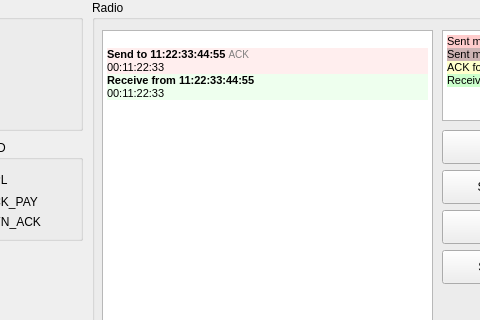
This is sw/serial-debugger/mainwindow.ui in JSkrat/kagami-house-usb2nrf as Qt 5 draws it before an edit; both pictures show x 548 to 1028 and y 0 to 320 of the 1179 by 769 pixel window. The edited form follows.
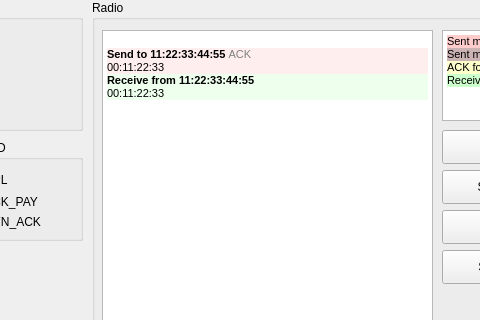
This is the edited form.

Commit message: sw debugger: rename buttons remove queued message if unable to send

Patch:
```diff
--- a/sw/serial-debugger/mainwindow.ui
+++ b/sw/serial-debugger/mainwindow.ui
@@ -1504,12 +1504,12 @@
       <string notr="true">&lt;!DOCTYPE HTML PUBLIC &quot;-//W3C//DTD HTML 4.0//EN&quot; &quot;http://www.w3.org/TR/REC-html40/strict.dtd&quot;&gt;
 &lt;html&gt;&lt;head&gt;&lt;meta name=&quot;qrichtext&quot; content=&quot;1&quot; /&gt;&lt;style type=&quot;text/css&quot;&gt;
 p, li { white-space: pre-wrap; }
-&lt;/style&gt;&lt;/head&gt;&lt;body style=&quot; font-family:'MS Shell Dlg 2'; font-size:8pt; font-weight:400; font-style:normal;&quot;&gt;
-&lt;p style=&quot; margin-top:0px; margin-bottom:0px; margin-left:0px; margin-right:0px; -qt-block-indent:0; text-indent:0px;&quot;&gt;&lt;span style=&quot; font-family:'MS Shell Dlg 2';&quot;&gt;	&lt;/span&gt;&lt;/p&gt;
-&lt;p style=&quot; margin-top:0px; margin-bottom:0px; margin-left:0px; margin-right:0px; -qt-block-indent:0; text-indent:0px; background-color:#ffeeee;&quot;&gt;&lt;span style=&quot; font-family:'MS Shell Dlg 2'; font-weight:600; background-color:#ffeeee;&quot;&gt;Send to 11:22:33:44:55 &lt;/span&gt;&lt;span style=&quot; font-family:'MS Shell Dlg 2'; font-size:small; color:#808080; background-color:#ffeeee;&quot;&gt;ACK&lt;/span&gt;&lt;span style=&quot; font-family:'MS Shell Dlg 2';&quot;&gt;	&lt;/span&gt;&lt;/p&gt;
-&lt;p style=&quot; margin-top:0px; margin-bottom:0px; margin-left:0px; margin-right:0px; -qt-block-indent:0; text-indent:0px; background-color:#ffeeee;&quot;&gt;&lt;span style=&quot; font-family:'monospace'; background-color:#ffeeee;&quot;&gt;00:11:22:33&lt;/span&gt;&lt;span style=&quot; font-family:'MS Shell Dlg 2';&quot;&gt;	&lt;/span&gt;&lt;/p&gt;
-&lt;p style=&quot; margin-top:0px; margin-bottom:0px; margin-left:0px; margin-right:0px; -qt-block-indent:0; text-indent:0px; background-color:#eeffee;&quot;&gt;&lt;span style=&quot; font-family:'MS Shell Dlg 2'; font-weight:600; background-color:#eeffee;&quot;&gt;Receive from 11:22:33:44:55&lt;/span&gt;&lt;span style=&quot; font-family:'MS Shell Dlg 2';&quot;&gt;	&lt;/span&gt;&lt;/p&gt;
-&lt;p style=&quot; margin-top:0px; margin-bottom:0px; margin-left:0px; margin-right:0px; -qt-block-indent:0; text-indent:0px; background-color:#eeffee;&quot;&gt;&lt;span style=&quot; font-family:'monospace'; background-color:#eeffee;&quot;&gt;00:11:22:33&lt;/span&gt;&lt;/p&gt;&lt;/body&gt;&lt;/html&gt;</string>
+&lt;/style&gt;&lt;/head&gt;&lt;body style=&quot; font-family:'MS Shell Dlg 2'; font-size:8.25pt; font-weight:400; font-style:normal;&quot;&gt;
+&lt;p style=&quot; margin-top:0px; margin-bottom:0px; margin-left:0px; margin-right:0px; -qt-block-indent:0; text-indent:0px;&quot;&gt;&lt;span style=&quot; font-size:8pt;&quot;&gt;	&lt;/span&gt;&lt;/p&gt;
+&lt;p style=&quot; margin-top:0px; margin-bottom:0px; margin-left:0px; margin-right:0px; -qt-block-indent:0; text-indent:0px; background-color:#ffeeee;&quot;&gt;&lt;span style=&quot; font-size:8pt; font-weight:600; background-color:#ffeeee;&quot;&gt;Send to 11:22:33:44:55 &lt;/span&gt;&lt;span style=&quot; font-size:8pt; color:#808080; background-color:#ffeeee;&quot;&gt;ACK&lt;/span&gt;&lt;span style=&quot; font-size:8pt;&quot;&gt;	&lt;/span&gt;&lt;/p&gt;
+&lt;p style=&quot; margin-top:0px; margin-bottom:0px; margin-left:0px; margin-right:0px; -qt-block-indent:0; text-indent:0px; background-color:#ffeeee;&quot;&gt;&lt;span style=&quot; font-family:'monospace'; font-size:8pt; background-color:#ffeeee;&quot;&gt;00:11:22:33&lt;/span&gt;&lt;span style=&quot; font-size:8pt;&quot;&gt;	&lt;/span&gt;&lt;/p&gt;
+&lt;p style=&quot; margin-top:0px; margin-bottom:0px; margin-left:0px; margin-right:0px; -qt-block-indent:0; text-indent:0px; background-color:#eeffee;&quot;&gt;&lt;span style=&quot; font-size:8pt; font-weight:600; background-color:#eeffee;&quot;&gt;Receive from 11:22:33:44:55&lt;/span&gt;&lt;span style=&quot; font-size:8pt;&quot;&gt;	&lt;/span&gt;&lt;/p&gt;
+&lt;p style=&quot; margin-top:0px; margin-bottom:0px; margin-left:0px; margin-right:0px; -qt-block-indent:0; text-indent:0px; background-color:#eeffee;&quot;&gt;&lt;span style=&quot; font-family:'monospace'; font-size:8pt; background-color:#eeffee;&quot;&gt;00:11:22:33&lt;/span&gt;&lt;/p&gt;&lt;/body&gt;&lt;/html&gt;</string>
      </property>
      <property name="placeholderText">
       <string>(no data yet)</string>
```
Left out of the diff: 26 changed lines with no effect on the pictures. The commit also changes 3 other files.
